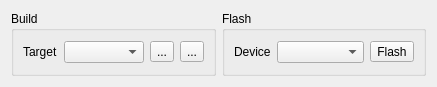
Above: sw/supervision/new/ui/build.ui from paparazzi/paparazzi before the change. Below: the same form after it.
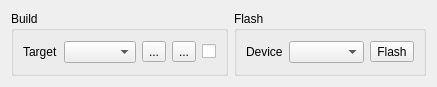
That is the form after the change. Icons and pictures are not drawn.

Commit message: Add "print config at build time" checkbox.

The edit to the form file:
```diff
--- a/sw/supervision/new/ui/build.ui
+++ b/sw/supervision/new/ui/build.ui
@@ -74,6 +74,22 @@
         </property>
        </widget>
       </item>
+      <item>
+       <widget class="QCheckBox" name="print_config_checkbox">
+        <property name="sizePolicy">
+         <sizepolicy hsizetype="Fixed" vsizetype="Fixed">
+          <horstretch>0</horstretch>
+          <verstretch>0</verstretch>
+         </sizepolicy>
+        </property>
+        <property name="toolTip">
+         <string>print config at build time</string>
+        </property>
+        <property name="text">
+         <string/>
+        </property>
+       </widget>
+      </item>
      </layout>
     </widget>
    </item>
```
The commit also changes 1 other file.
